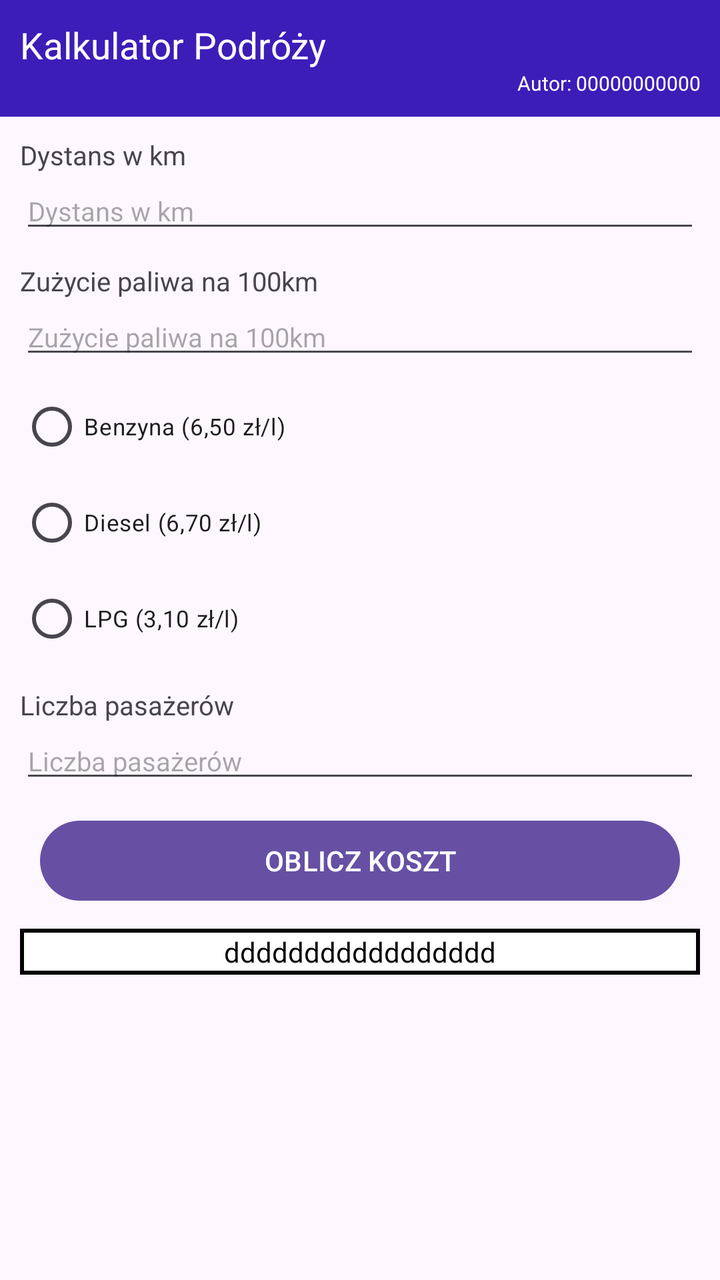
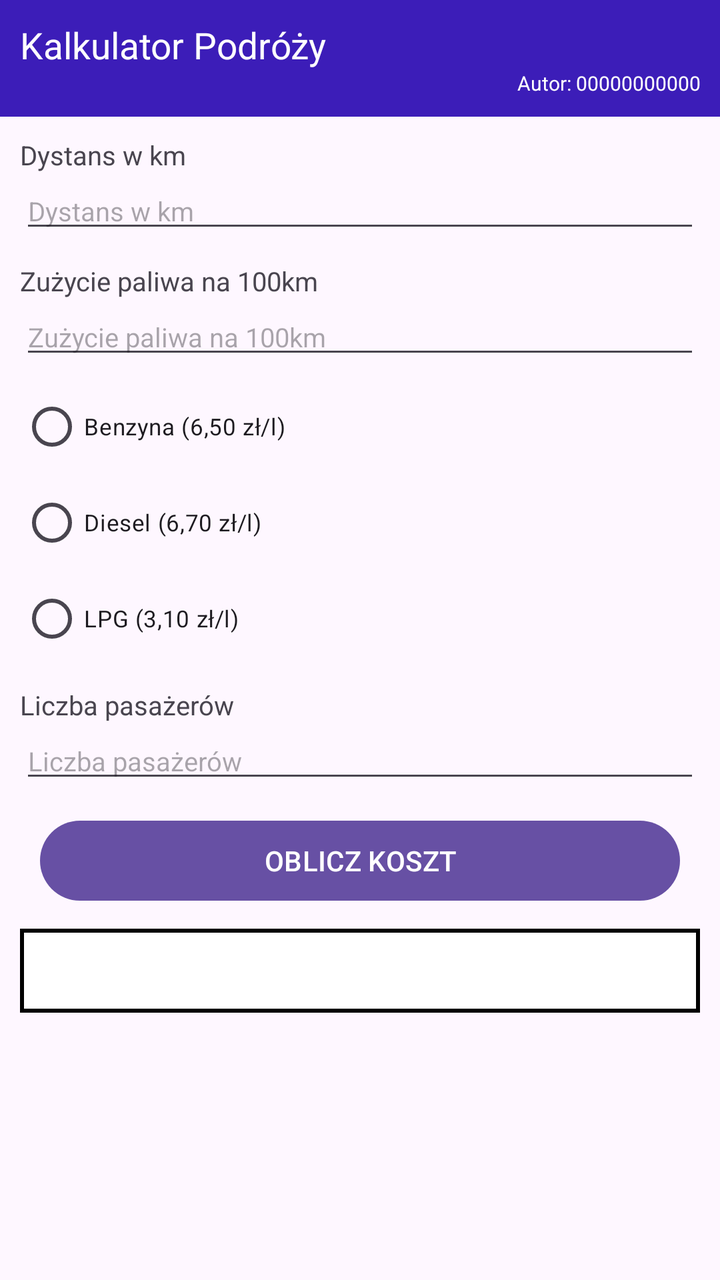

The first picture is an Android layout as it rendered before a commit; the second is the same layout after the commit. The layout source and the unified diff follow.
<!-- AndroidManifest.xml: application theme Theme.KosztyPodruzy -->
<!-- res/layout/activity_main.xml -->
<?xml version="1.0" encoding="utf-8"?>
<LinearLayout xmlns:android="http://schemas.android.com/apk/res/android"
    xmlns:app="http://schemas.android.com/apk/res-auto"
    xmlns:tools="http://schemas.android.com/tools"
    android:id="@+id/main"
    android:layout_width="match_parent"
    android:layout_height="match_parent"
    tools:context=".MainActivity"
    android:orientation="vertical">

    <LinearLayout
        android:layout_width="match_parent"
        android:layout_height="wrap_content"
        android:orientation="vertical"
        android:background="#3C1DB8"
        android:padding="10dp">
        <TextView
            android:layout_width="match_parent"
            android:layout_height="wrap_content"
            android:textSize="55px"
            android:textColor="@color/white"
            android:text="Kalkulator Podróży"
            />
        <TextView
            android:layout_width="match_parent"
            android:layout_height="wrap_content"
            android:textSize="30px"
            android:textColor="@color/white"
            android:text="Autor: 00000000000"
            android:textAlignment="textEnd"/>
    </LinearLayout>
    <LinearLayout
        android:layout_width="match_parent"
        android:layout_height="wrap_content"
        android:orientation="vertical"
        android:layout_margin="10dp">

        <TextView
            android:layout_width="match_parent"
            android:layout_height="wrap_content"
            android:text="Dystans w km"
            android:textSize="40px"/>
        <EditText
            android:layout_width="match_parent"
            android:layout_height="wrap_content"
            android:hint="Dystans w km"
            android:textSize="40px"
            android:layout_marginBottom="10dp"/>

        <TextView
            android:layout_width="match_parent"
            android:layout_height="wrap_content"
            android:text="Zużycie paliwa na 100km"
            android:textSize="40px"/>
        <EditText
            android:layout_width="match_parent"
            android:layout_height="wrap_content"
            android:hint="Zużycie paliwa na 100km"
            android:textSize="40px"/>

        <RadioGroup
            android:layout_width="match_parent"
            android:layout_height="wrap_content"
            android:layout_marginTop="5dp"
            android:layout_marginBottom="10dp">
            <RadioButton
                android:layout_width="wrap_content"
                android:layout_height="wrap_content"
                android:text="Benzyna (6,50 zł/l)"
                android:textSize="35px"
                android:id="@+id/benzinenBtn"
                />
            <RadioButton
                android:layout_width="wrap_content"
                android:layout_height="wrap_content"
                android:text="Diesel (6,70 zł/l)"
                android:textSize="35px"/>
            <RadioButton
                android:layout_width="wrap_content"
                android:layout_height="wrap_content"
                android:text="LPG (3,10 zł/l)"
                android:textSize="35px"/>
        </RadioGroup>

        <TextView
            android:layout_width="match_parent"
            android:layout_height="wrap_content"
            android:text="Liczba pasażerów"
            android:textSize="40px" />
        <EditText
            android:layout_width="match_parent"
            android:layout_height="wrap_content"
            android:hint="Liczba pasażerów"
            android:textSize="40px" />

        <Button
            android:layout_width="match_parent"
            android:layout_height="wrap_content"
            android:text="OBLICZ KOSZT"
            android:layout_margin="10dp"/>


        <LinearLayout
            android:layout_width="match_parent"
            android:layout_height="wrap_content"
            android:orientation="vertical"
            android:background="@color/black"
            android:padding="2dp">
            <TextView
                android:layout_width="match_parent"
                android:layout_height="wrap_content"
                android:text="ddddddddddddddddd"
                android:textAlignment="center"
                android:textColor="@color/black"
                android:background="@color/white"/>
        </LinearLayout>
    </LinearLayout>
</LinearLayout>
<!-- resources referenced by this layout -->
<resources>
  <color name="black">#FF000000</color>
  <color name="white">#FFFFFFFF</color>
  <style name="Theme.KosztyPodruzy" parent="Base.Theme.KosztyPodruzy" />
  <style name="Base.Theme.KosztyPodruzy" parent="Theme.Material3.DayNight.NoActionBar">
          
          
      </style>
</resources>

<!-- the commit's change to res/layout/activity_main.xml (unified diff, before → after) -->
@@ -45,7 +45,8 @@
             android:layout_height="wrap_content"
             android:hint="Dystans w km"
             android:textSize="40px"
-            android:layout_marginBottom="10dp"/>
+            android:layout_marginBottom="10dp"
+            android:id="@+id/DysKm"/>
 
         <TextView
             android:layout_width="match_parent"
@@ -56,30 +57,33 @@
             android:layout_width="match_parent"
             android:layout_height="wrap_content"
             android:hint="Zużycie paliwa na 100km"
-            android:textSize="40px"/>
+            android:textSize="40px"
+            android:id="@+id/ZuzNakm"/>
 
         <RadioGroup
             android:layout_width="match_parent"
             android:layout_height="wrap_content"
             android:layout_marginTop="5dp"
-            android:layout_marginBottom="10dp">
+            android:layout_marginBottom="10dp"
+            android:id="@+id/Rgroup">
             <RadioButton
                 android:layout_width="wrap_content"
                 android:layout_height="wrap_content"
                 android:text="Benzyna (6,50 zł/l)"
                 android:textSize="35px"
-                android:id="@+id/benzinenBtn"
-                />
+                android:id="@+id/Benzine"/>
             <RadioButton
                 android:layout_width="wrap_content"
                 android:layout_height="wrap_content"
                 android:text="Diesel (6,70 zł/l)"
-                android:textSize="35px"/>
+                android:textSize="35px"
+                android:id="@+id/Diesel"/>
             <RadioButton
                 android:layout_width="wrap_content"
                 android:layout_height="wrap_content"
                 android:text="LPG (3,10 zł/l)"
-                android:textSize="35px"/>
+                android:textSize="35px"
+                android:id="@+id/Lpg"/>
         </RadioGroup>
 
         <TextView
@@ -91,13 +95,15 @@
             android:layout_width="match_parent"
             android:layout_height="wrap_content"
             android:hint="Liczba pasażerów"
-            android:textSize="40px" />
+            android:textSize="40px"
+            android:id="@+id/Lpasaz"/>
 
         <Button
             android:layout_width="match_parent"
             android:layout_height="wrap_content"
             android:text="OBLICZ KOSZT"
-            android:layout_margin="10dp"/>
+            android:layout_margin="10dp"
+            android:id="@+id/Btn"/>
 
 
         <LinearLayout
@@ -109,10 +115,19 @@
             <TextView
                 android:layout_width="match_parent"
                 android:layout_height="wrap_content"
-                android:text="ddddddddddddddddd"
+                android:text=""
                 android:textAlignment="center"
-                android:textColor="@color/black"
-                android:background="@color/white"/>
+                android:textColor="#008000"
+                android:background="@color/white"
+                android:id="@+id/CalKoszt"/>
+            <TextView
+                android:layout_width="match_parent"
+                android:layout_height="wrap_content"
+                android:text=""
+                android:textAlignment="center"
+                android:textColor="#008000"
+                android:background="@color/white"
+                android:id="@+id/NaOsob"/>
         </LinearLayout>
     </LinearLayout>
 </LinearLayout>
